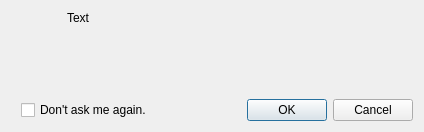
The window that juicer/src/handlerdialogbase.ui (applejuicenetz/gui-juicer) describes before a commit, drawn with Qt 5.
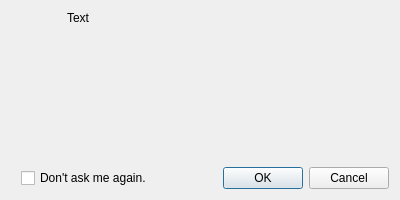
The same window after the commit. Icons and pictures are not drawn.

The edit to the form file:
```diff
--- a/juicer/src/handlerdialogbase.ui
+++ b/juicer/src/handlerdialogbase.ui
@@ -5,10 +5,16 @@
    <rect>
     <x>0</x>
     <y>0</y>
-    <width>424</width>
-    <height>132</height>
+    <width>400</width>
+    <height>200</height>
    </rect>
   </property>
+  <property name="minimumSize" >
+   <size>
+    <width>400</width>
+    <height>200</height>
+   </size>
+  </property>
   <property name="windowTitle" >
    <string>Caption</string>
   </property>
```
